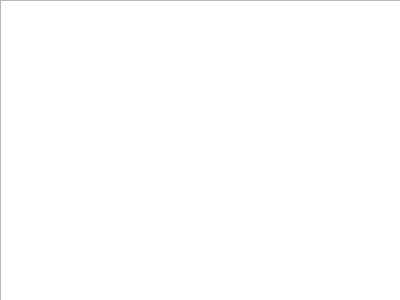
Before: the Qt Designer form KingList_Cpp/sharingdialog.ui in patrickking45/KingList_Cpp, drawn with Qt 5.
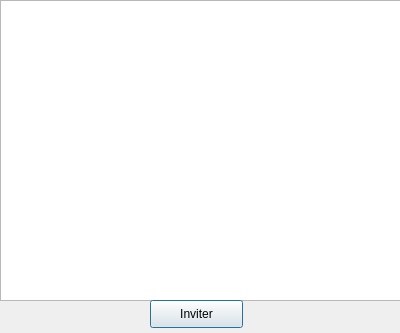
After: the same form once the commit is applied.

Patch:
```diff
--- a/KingList_Cpp/sharingdialog.ui
+++ b/KingList_Cpp/sharingdialog.ui
@@ -7,7 +7,7 @@
     <x>0</x>
     <y>0</y>
     <width>400</width>
-    <height>300</height>
+    <height>333</height>
    </rect>
   </property>
   <property name="windowTitle">
@@ -23,6 +23,19 @@
     </rect>
    </property>
   </widget>
+  <widget class="QPushButton" name="pushButton">
+   <property name="geometry">
+    <rect>
+     <x>150</x>
+     <y>300</y>
+     <width>93</width>
+     <height>28</height>
+    </rect>
+   </property>
+   <property name="text">
+    <string>Inviter</string>
+   </property>
+  </widget>
  </widget>
  <resources/>
  <connections/>
```
